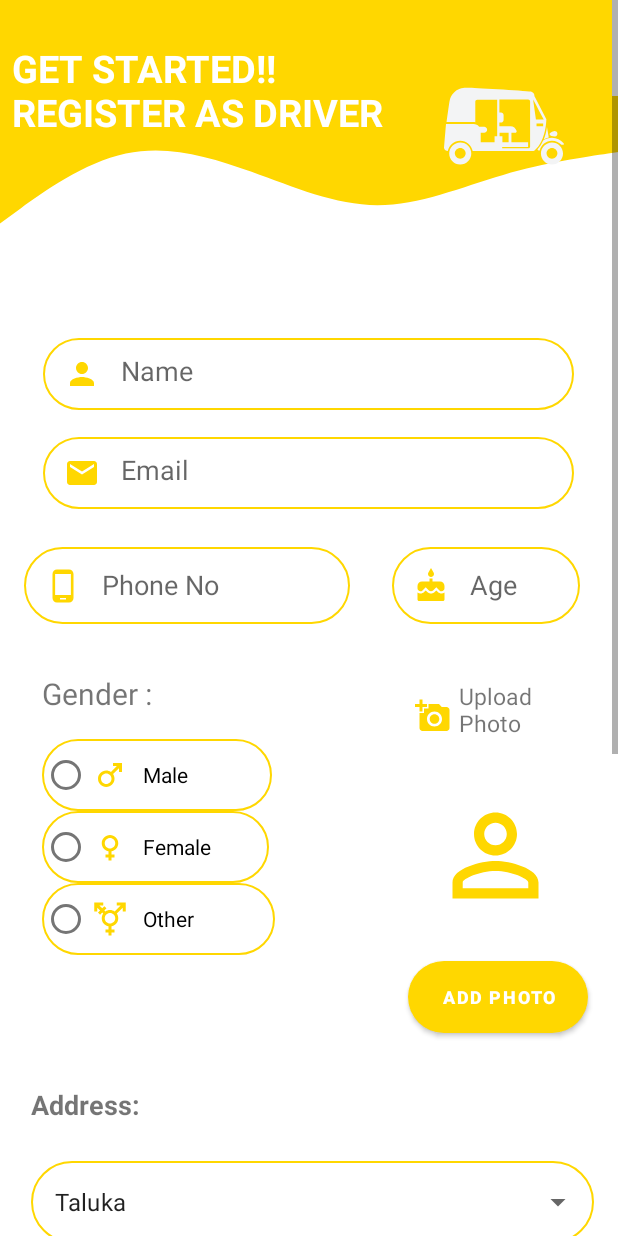
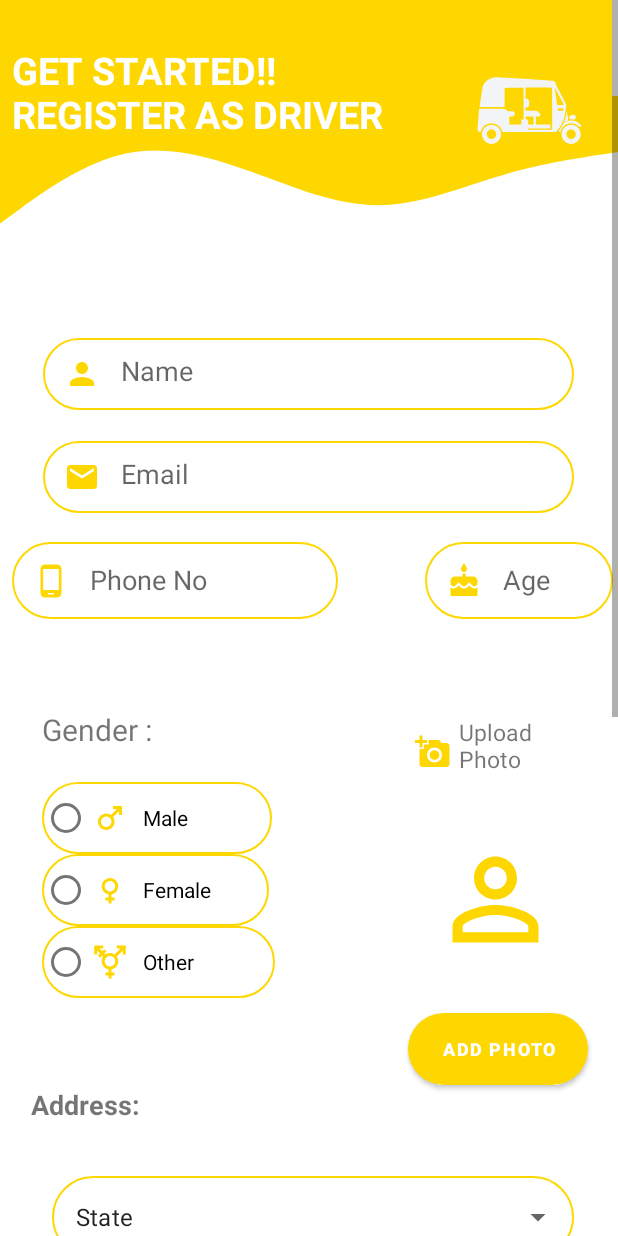
Before and after one commit to omBhavsar007/RickshawWaleKaka-Auto-Driver-Side, an Android app: the layout activity_edit_profile.xml on its own in the app's theme, with its tools: preview values and no code run, on a phone screen of 412 x 824 dp. Run offline under Robolectric (Android 15) with nearby library versions, the phone set to English and light mode, and no system bars.

Commit message:
Finished Project

```diff
--- a/app/src/main/java/com/example/mark1/ShowRequests.java
+++ b/app/src/main/java/com/example/mark1/ShowRequests.java
@@ -185,6 +185,7 @@ public class ShowRequests extends AppCompatActivity {
                     String sname = requests.getSchoolname();
                     String pno = requests.getParentno();
                     System.out.println(mobno);
+
                     dbc.child(mobno).child("Schools").child(sname).child("Childs").child(id).setValue("").addOnCompleteListener(new OnCompleteListener<Void>() {
                         @Override
                         public void onComplete(@NonNull Task<Void> task) {
--- a/app/src/main/res/layout/activity_edit_profile.xml
+++ b/app/src/main/res/layout/activity_edit_profile.xml
@@ -89,7 +89,7 @@
             app:layout_constraintHorizontal_bias="0.491"
             app:layout_constraintStart_toStartOf="parent"
             app:layout_constraintTop_toTopOf="parent"
-            app:layout_constraintVertical_bias="0.173" />
+            app:layout_constraintVertical_bias="0.164" />
 
         <EditText
             android:id="@+id/Email"
@@ -107,7 +107,7 @@
             app:layout_constraintHorizontal_bias="0.491"
             app:layout_constraintStart_toStartOf="parent"
             app:layout_constraintTop_toTopOf="parent"
-            app:layout_constraintVertical_bias="0.224" />
+            app:layout_constraintVertical_bias="0.214" />
 
         <EditText
             android:id="@+id/Phone"
@@ -122,10 +122,10 @@
             android:padding="14dp"
             app:layout_constraintBottom_toBottomOf="parent"
             app:layout_constraintEnd_toEndOf="parent"
-            app:layout_constraintHorizontal_bias="0.082"
+            app:layout_constraintHorizontal_bias="0.041"
             app:layout_constraintStart_toStartOf="parent"
             app:layout_constraintTop_toTopOf="parent"
-            app:layout_constraintVertical_bias="0.281" />
+            app:layout_constraintVertical_bias="0.264" />
 
         <TextView
             android:id="@+id/textView3"
@@ -142,17 +142,17 @@
             app:layout_constraintTop_toTopOf="parent"
             app:layout_constraintVertical_bias="0.023" />
 
+
         <ImageView
             android:id="@+id/driverPhoto"
-        android:layout_width="152dp"
-        android:layout_height="136dp"
-        android:layout_marginTop="16dp"
+            android:layout_width="118dp"
+            android:layout_height="139dp"
+            android:layout_marginTop="4dp"
             app:layout_constraintEnd_toEndOf="parent"
             app:layout_constraintHorizontal_bias="1.0"
             app:layout_constraintStart_toStartOf="parent"
             app:layout_constraintTop_toTopOf="@+id/view3"
             app:srcCompat="@drawable/rickshaw" />
-
 
         <EditText
             android:id="@+id/Age"
@@ -167,10 +167,10 @@
             android:padding="14dp"
             app:layout_constraintBottom_toBottomOf="parent"
             app:layout_constraintEnd_toEndOf="parent"
-            app:layout_constraintHorizontal_bias="0.912"
+            app:layout_constraintHorizontal_bias="0.989"
             app:layout_constraintStart_toStartOf="parent"
             app:layout_constraintTop_toTopOf="parent"
-            app:layout_constraintVertical_bias="0.281" />
+            app:layout_constraintVertical_bias="0.264" />
 
         <ImageView
             android:id="@+id/imageView2"
@@ -243,8 +243,8 @@
             app:layout_constraintVertical_bias="0.339" />
 
         <LinearLayout
-            android:layout_width="375dp"
-            android:layout_height="581dp"
+            android:layout_width="368dp"
+            android:layout_height="652dp"
             android:layout_marginTop="20dp"
             android:orientation="vertical"
             app:layout_constraintEnd_toEndOf="parent"
@@ -252,12 +252,39 @@
             app:layout_constraintStart_toStartOf="parent"
             app:layout_constraintTop_toBottomOf="@+id/textView17">
 
+            <com.google.android.material.textfield.TextInputLayout
+                style="@style/Widget.MaterialComponents.TextInputLayout.OutlinedBox.ExposedDropdownMenu"
+                android:layout_width="match_parent"
+                android:layout_height="60dp"
+                android:layout_margin="10dp"
+                android:layout_marginTop="16dp"
+                app:layout_constraintEnd_toEndOf="parent"
+                app:layout_constraintHorizontal_bias="0.631"
+                app:layout_constraintStart_toStartOf="parent"
+                app:layout_constraintTop_toBottomOf="@+id/textInputLayout7">
+
+                <AutoCompleteTextView
+                    android:id="@+id/state"
+                    android:layout_width="match_parent"
+                    android:layout_height="wrap_content"
+                    android:layout_weight="1"
+
+                    android:background="@drawable/round_borders"
+                    android:drawablePadding="14dp"
+                    android:editable="false"
+                    android:padding="14dp"
+                    android:text="State"
+                    tools:ignore="TouchTargetSizeCheck" />
+
+
+            </com.google.android.material.textfield.TextInputLayout>
 
             <com.google.android.material.textfield.TextInputLayout
                 android:id="@+id/textInputLayout6"
                 style="@style/Widget.MaterialComponents.TextInputLayout.OutlinedBox.ExposedDropdownMenu"
                 android:layout_width="match_parent"
                 android:layout_height="60dp"
+                android:layout_margin="10dp"
                 app:layout_constraintEnd_toEndOf="parent"
                 app:layout_constraintHorizontal_bias="0.631"
                 app:layout_constraintStart_toStartOf="parent"
@@ -268,11 +295,12 @@
                     android:layout_width="match_parent"
                     android:layout_height="wrap_content"
                     android:layout_weight="1"
+                    android:background="@drawable/round_borders"
                     android:drawablePadding="14dp"
+
                     android:editable="false"
-                    android:text="Taluka"
-                    android:background="@drawable/round_borders"
                     android:padding="14dp"
+                    android:text="Distirct"
                     tools:ignore="TouchTargetSizeCheck" />
 
 
@@ -283,7 +311,7 @@
                 style="@style/Widget.MaterialComponents.TextInputLayout.OutlinedBox.ExposedDropdownMenu"
                 android:layout_width="match_parent"
                 android:layout_height="60dp"
-                android:layout_marginTop="24dp"
+                android:layout_margin="10dp"
                 app:layout_constraintEnd_toEndOf="parent"
                 app:layout_constraintHorizontal_bias="0.631"
                 app:layout_constraintStart_toStartOf="parent"
@@ -293,47 +321,24 @@
                     android:id="@+id/district"
                     android:layout_width="match_parent"
                     android:layout_height="wrap_content"
-                    android:text="District"
+                    android:layout_weight="1"
+                    android:background="@drawable/round_borders"
+                    android:drawablePadding="14dp"
+
                     android:editable="false"
-                    android:background="@drawable/round_borders"
-                    android:layout_weight="1"
-                    android:drawablePadding="14dp"
                     android:padding="14dp"
+                    android:text="City"
                     tools:ignore="TouchTargetSizeCheck" />
 
 
             </com.google.android.material.textfield.TextInputLayout>
 
-            <com.google.android.material.textfield.TextInputLayout
-                style="@style/Widget.MaterialComponents.TextInputLayout.OutlinedBox.ExposedDropdownMenu"
+
+            <EditText
+                android:id="@+id/pinc"
                 android:layout_width="match_parent"
                 android:layout_height="60dp"
-                android:layout_marginTop="16dp"
-
-
-                app:layout_constraintEnd_toEndOf="parent"
-                app:layout_constraintHorizontal_bias="0.631"
-                app:layout_constraintStart_toStartOf="parent"
-                app:layout_constraintTop_toBottomOf="@+id/textInputLayout7">
-
-                <AutoCompleteTextView
-                    android:id="@+id/state"
-                    android:layout_width="match_parent"
-                    android:layout_height="wrap_content"
-                    android:text="State"
-                    android:editable="false"
-                    android:background="@drawable/round_borders"
-                    android:layout_weight="1"
-                    android:drawablePadding="14dp"
-                    android:padding="14dp"
-                    tools:ignore="TouchTargetSizeCheck" />
-
-
-            </com.google.android.material.textfield.TextInputLayout>
-
-            <EditText
-                android:layout_width="match_parent"
-                android:layout_height="60dp"
+                android:layout_margin="10dp"
                 android:layout_marginTop="10dp"
                 android:background="@drawable/round_borders"
                 android:drawablePadding="14dp"
@@ -343,9 +348,10 @@
                 android:padding="14dp" />
 
             <EditText
+                android:id="@+id/house"
                 android:layout_width="match_parent"
                 android:layout_height="60dp"
-                android:layout_marginTop="10dp"
+                android:layout_margin="10dp"
                 android:background="@drawable/round_borders"
                 android:drawablePadding="14dp"
                 android:ems="10"
@@ -354,20 +360,23 @@
                 android:padding="14dp" />
 
             <EditText
+                android:id="@+id/society"
                 android:layout_width="match_parent"
                 android:layout_height="60dp"
-                android:layout_marginTop="10dp"
+
+                android:layout_margin="10dp"
                 android:background="@drawable/round_borders"
                 android:drawablePadding="14dp"
                 android:ems="10"
-
                 android:hint="Society/Area"
                 android:inputType="textEmailAddress"
                 android:padding="14dp" />
 
             <EditText
+                android:id="@+id/street"
                 android:layout_width="match_parent"
                 android:layout_height="60dp"
+                android:layout_margin="10dp"
                 android:layout_marginTop="10dp"
                 android:background="@drawable/round_borders"
                 android:drawablePadding="14dp"
--- a/app/src/main/res/menu/main_menu.xml
+++ b/app/src/main/res/menu/main_menu.xml
@@ -8,6 +8,7 @@
         <item android:id="@+id/nav_add_vehicle_details" android:title="Add Vehicle Details" android:icon="@drawable/ic_baseline_directions_car_24"/>
         <item android:id="@+id/nav_add_verification_details" android:title="Add Verification Details" android:icon="@drawable/ic_baseline_credit_card_24"/>
         <item android:id="@+id/nav_add_area" android:title="Add Areas" android:icon="@drawable/ic_baseline_place_24"/>
+        <item android:id="@+id/nav_edit_info" android:title="Edit Infromation" android:icon="@drawable/ic_baseline_place_24"/>
         <item android:id="@+id/nav_logout" android:title="Logout" android:icon="@drawable/ic_baseline_login_24"/>
     </group>
 
--- a/app/src/main/res/values/strings.xml
+++ b/app/src/main/res/values/strings.xml
@@ -2,4 +2,6 @@
     <string name="app_name">RickshawWaleKaka</string>
     <string name="menu_open">open</string>
     <string name="menu_close">close</string>
+    <!-- TODO: Remove or change this placeholder text -->
+    <string name="hello_blank_fragment">Hello blank fragment</string>
 </resources>
```
Also changed, not shown: app/src/main/AndroidManifest.xml (+7 -0 lines), app/src/main/java/com/example/mark1/Address.java (added, +81 -0 lines), app/src/main/java/com/example/mark1/EditInformation.java (added, +14 -0 lines), app/src/main/java/com/example/mark1/EditProfile.java (+58 -15 lines), app/src/main/java/com/example/mark1/EditSchoolDetails.java (added, +21 -0 lines), app/src/main/java/com/example/mark1/HomePage.java (+32 -26 lines), app/src/main/res/layout/activity_edit_information.xml (added, +97 -0 lines), app/src/main/res/layout/fragment_edit_school_details.xml (added, +14 -0 lines). Lines whose indentation alone changed are shown as unchanged.
